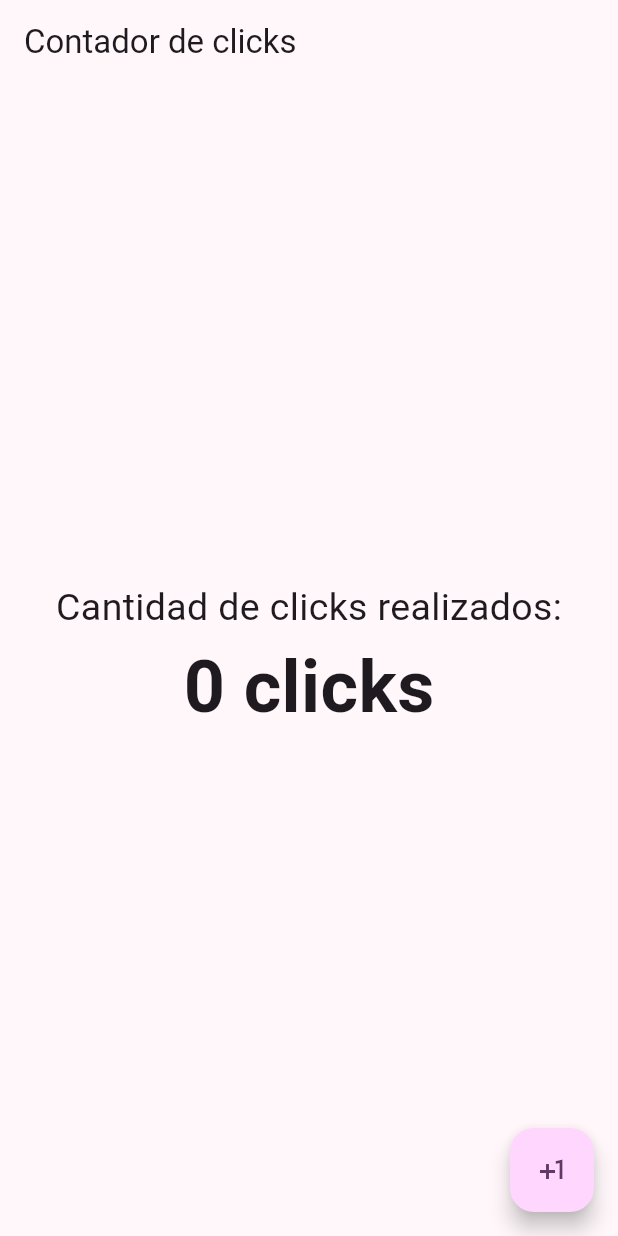
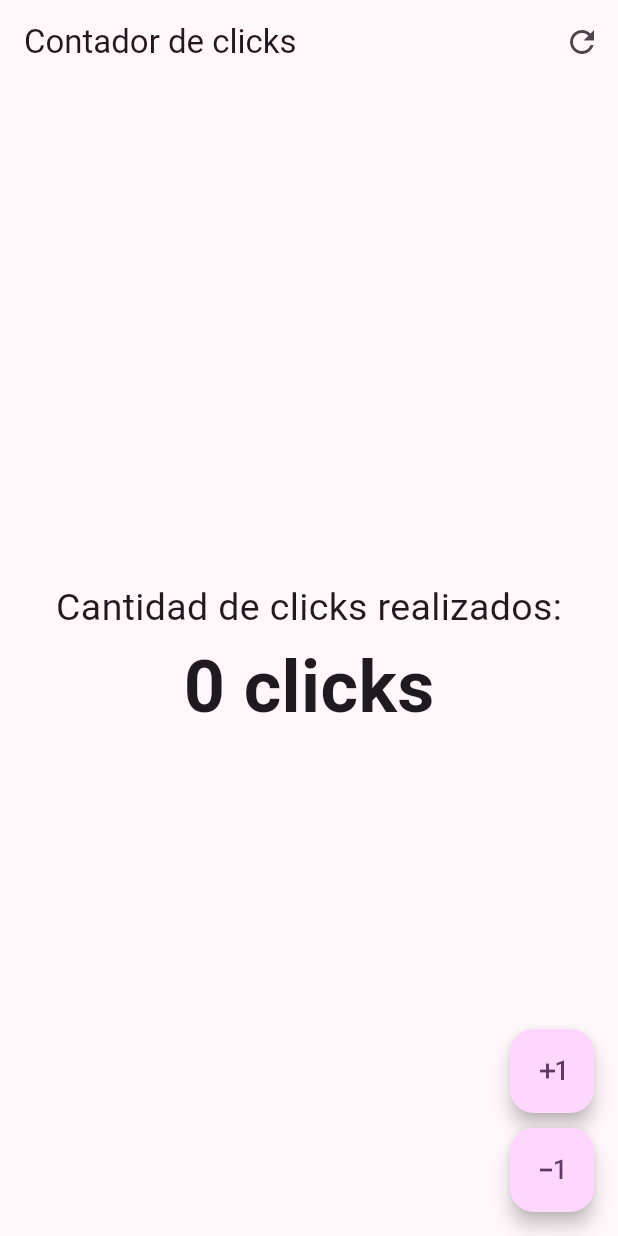
Before and after one commit to JuanLopezAranzazu/learning-flutter, a Flutter app: the screen it shows after launch, on a phone screen of 412 x 824 dp. Run offline on Flutter 3.47's test engine with Material 3 defaults, Android fonts, the phone set to English and light mode, and no system bars.

Commit message:
Update project

```diff
--- a/lib/main.dart
+++ b/lib/main.dart
@@ -1,4 +1,5 @@
-import 'package:client/presentation/screens/counter_screen.dart';
+import 'package:client/presentation/screens/counter_functions_screen.dart';
+// import 'package:client/presentation/screens/counter_screen.dart';
 import 'package:flutter/material.dart';
 
 void main() {
@@ -17,7 +18,7 @@ class MyApp extends StatelessWidget {
         useMaterial3: true, // Permite usar Material 3
         colorSchemeSeed: Colors.purple // Color principal de la aplicación
       ),
-      home: const CounterScreen()
+      home: const CounterFunctionsScreen()
     );
   }
 }
--- /dev/null
+++ b/lib/presentation/screens/counter_functions_screen.dart
@@ -0,0 +1,59 @@
+import 'package:client/presentation/widgets/custom_button.dart';
+import 'package:flutter/material.dart';
+
+class CounterFunctionsScreen extends StatefulWidget {
+  const CounterFunctionsScreen({super.key});
+
+  @override
+  State<CounterFunctionsScreen> createState() => _CounterFunctionsScreenState();
+}
+
+class _CounterFunctionsScreenState extends State<CounterFunctionsScreen> {
+  int counter = 0; // Variable que almacena la cantidad de clicks
+
+  @override
+  Widget build(BuildContext context) {
+    return Scaffold(
+      appBar: AppBar(
+        title: const Text('Contador de clicks'),
+        actions: [
+          IconButton(
+            icon: const Icon(Icons.refresh), // Icono del botón
+            onPressed: () {
+              setState(() {
+                counter = 0; // Reinicia la cantidad de clicks
+              });
+            }, // Función que se ejecuta al presionar el botón
+          ),
+        ],
+      ),
+      body: Center(
+        child: Column(
+          mainAxisAlignment: MainAxisAlignment.center, // Alineación vertical
+          children: [
+            const Text('Cantidad de clicks realizados:', style: TextStyle(fontSize: 25),),
+            Text('$counter ${counter==1?"click":"clicks"}', style: const TextStyle(fontSize: 48,fontWeight: FontWeight.bold)),
+          ],
+      ),),
+      floatingActionButton: Column(
+        mainAxisAlignment: MainAxisAlignment.end, // Alineación vertical
+        children: [
+          CustomButton(
+            icon: Icons.exposure_plus_1,
+            onPressed: (){
+              setState(() {
+                counter++; // Incrementa la cantidad de clicks
+              });
+          }), // Botón personalizado
+          const SizedBox(height: 10,), // Espacio entre los botones
+          CustomButton(
+            icon: Icons.exposure_minus_1,
+            onPressed: (){
+              setState(() {
+                if(counter>0) counter--; // Decrementa la cantidad de clicks
+              });
+          }), // Botón personalizado
+      ],)
+    );
+  }
+}
--- /dev/null
+++ b/lib/presentation/widgets/custom_button.dart
@@ -0,0 +1,22 @@
+import 'package:flutter/material.dart';
+
+// Botón personalizado
+class CustomButton extends StatelessWidget {
+  final IconData icon; // Icono del botón
+  final VoidCallback? onPressed; // Función que se ejecuta al presionar el botón
+
+  const CustomButton({
+    super.key,
+    required this.icon,
+    this.onPressed
+  });
+
+  @override
+  Widget build(BuildContext context) {
+    return FloatingActionButton(
+      elevation: 5, // Elevación del botón
+      onPressed: onPressed, // Función que se ejecuta al presionar el botón
+      child: Icon(icon), // Icono del botón
+    );
+  }
+}
```
